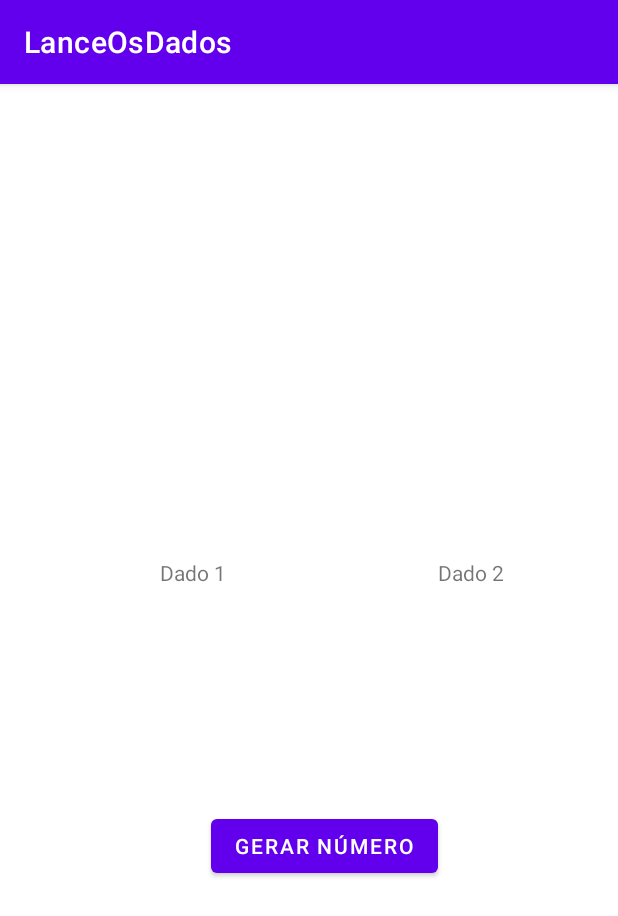
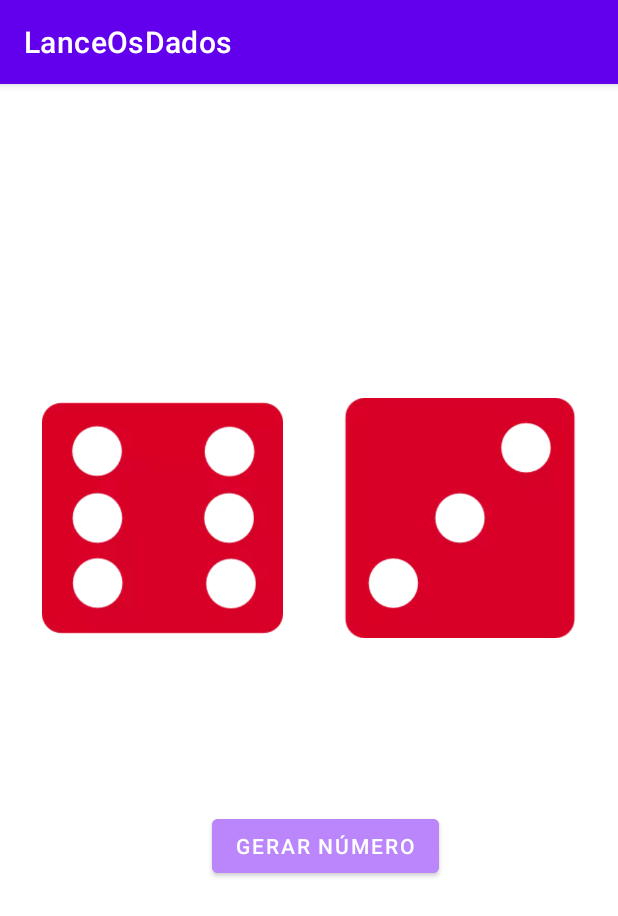
Before and after one commit to bruunos/Dev_venture, an Android app: the screen it shows after launch (MainActivity), on a phone screen of 412 x 824 dp. Shown: the top 916 px of the screen. Run offline under Robolectric (Android 15) with nearby library versions, the phone set to English and light mode, and no system bars.

Commit message:
mvp 2 criada

```diff
--- a/app/src/main/java/com/devventure/lanceosdados/MainActivity.kt
+++ b/app/src/main/java/com/devventure/lanceosdados/MainActivity.kt
@@ -3,6 +3,7 @@ package com.devventure.lanceosdados
 import androidx.appcompat.app.AppCompatActivity
 import android.os.Bundle
 import android.widget.Button
+import android.widget.ImageView
 import android.widget.TextView
 
 class MainActivity : AppCompatActivity() {
@@ -10,17 +11,17 @@ class MainActivity : AppCompatActivity() {
         super.onCreate(savedInstanceState)
         setContentView(R.layout.activity_main)
 
-        val dado1 = findViewById<TextView>(R.id.dado_1)
-        val dado2 = findViewById<TextView>(R.id.dado_2)
-        val botao = findViewById<Button>(R.id.botao_gerar)
+        val dado1 = findViewById<ImageView>(R.id.dado_1)
+        val dado2 = findViewById<ImageView>(R.id.dado_2)
+        val btn = findViewById<Button>(R.id.botao_gerar)
 
-        botao.setOnClickListener{
-        dado1.text = gerarNumero().toString()
-        dado2.text = gerarNumero().toString()
+        val dices = listOf(R.drawable.dice_1, R.drawable.dice_2, R.drawable.dice_3, R.drawable.dice_4, R.drawable.dice_5, R.drawable.dice_6)
+
+        btn.setOnClickListener{
+            dado1.setImageResource(dices.random())
+            dado2.setImageResource(dices.random())
+
         }
     }
 
-    private fun gerarNumero() : Int {
-        return (1..6).random()
-    }
 }
--- /dev/null
+++ b/app/src/main/res/color/color_state.xml
@@ -0,0 +1,5 @@
+<?xml version="1.0" encoding="utf-8"?>
+<selector xmlns:android="http://schemas.android.com/apk/res/android">
+    <item android:color="@color/black" android:state_pressed="true"/>
+    <item android:color="@color/purple_200"/>
+</selector>
--- a/app/src/main/res/layout/activity_main.xml
+++ b/app/src/main/res/layout/activity_main.xml
@@ -7,34 +7,43 @@
     tools:context=".MainActivity">
 
 
-    <TextView
-        android:id="@+id/dado_1"
-        android:layout_width="wrap_content"
-        android:layout_height="wrap_content"
-        android:layout_marginTop="316dp"
-        android:text="@string/dado_1"
-        app:layout_constraintEnd_toStartOf="@+id/dado_2"
-        app:layout_constraintHorizontal_bias="0.429"
-        app:layout_constraintStart_toStartOf="parent"
-        app:layout_constraintTop_toTopOf="parent" />
-
-    <TextView
-        android:id="@+id/dado_2"
-        android:layout_width="wrap_content"
-        android:layout_height="wrap_content"
-        android:layout_marginEnd="76dp"
-        android:text="@string/dado_2"
-        app:layout_constraintBaseline_toBaselineOf="@+id/dado_1"
-        app:layout_constraintEnd_toEndOf="parent" />
-
     <Button
         android:id="@+id/botao_gerar"
         android:layout_width="wrap_content"
         android:layout_height="wrap_content"
+        android:layout_marginEnd="119dp"
         android:layout_marginBottom="236dp"
         android:text="@string/gerarNumero"
+        android:backgroundTint="@color/color_state"
         app:layout_constraintBottom_toBottomOf="parent"
         app:layout_constraintEnd_toEndOf="parent"
-        app:layout_constraintHorizontal_bias="0.539"
-        app:layout_constraintStart_toStartOf="parent" />
+        app:layout_constraintTop_toBottomOf="@+id/dado_1" />
+
+    <ImageView
+        android:id="@+id/dado_1"
+        android:layout_width="0dp"
+        android:layout_height="0dp"
+        android:layout_marginStart="28dp"
+        android:layout_marginTop="190dp"
+        android:layout_marginEnd="38dp"
+        android:layout_marginBottom="95dp"
+        app:layout_constraintBottom_toTopOf="@+id/botao_gerar"
+        app:layout_constraintEnd_toStartOf="@+id/dado_2"
+        app:layout_constraintStart_toStartOf="parent"
+        app:layout_constraintTop_toTopOf="parent"
+        app:srcCompat="@drawable/dice_6" />
+
+    <ImageView
+        android:id="@+id/dado_2"
+        android:layout_width="0dp"
+        android:layout_height="0dp"
+        android:layout_marginTop="190dp"
+        android:layout_marginEnd="25dp"
+        android:layout_marginBottom="95dp"
+        app:layout_constraintBottom_toTopOf="@+id/botao_gerar"
+        app:layout_constraintEnd_toEndOf="parent"
+        app:layout_constraintStart_toEndOf="@+id/dado_1"
+        app:layout_constraintTop_toTopOf="parent"
+        app:srcCompat="@drawable/dice_3" />
+
 </androidx.constraintlayout.widget.ConstraintLayout>
```
Also changed, not shown: app/src/main/res/drawable-v24/dice_1.webp (added), app/src/main/res/drawable-v24/dice_2.webp (added), app/src/main/res/drawable-v24/dice_3.webp (added), app/src/main/res/drawable-v24/dice_4.webp (added), app/src/main/res/drawable-v24/dice_5.webp (added), app/src/main/res/drawable-v24/dice_6.webp (added).
